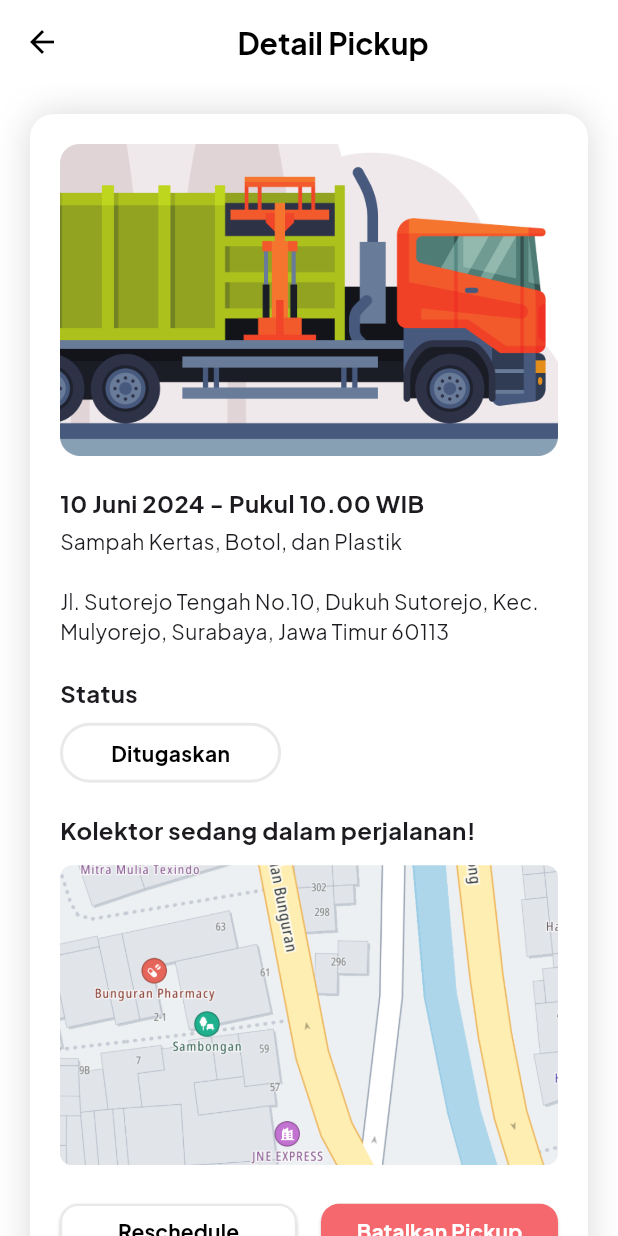
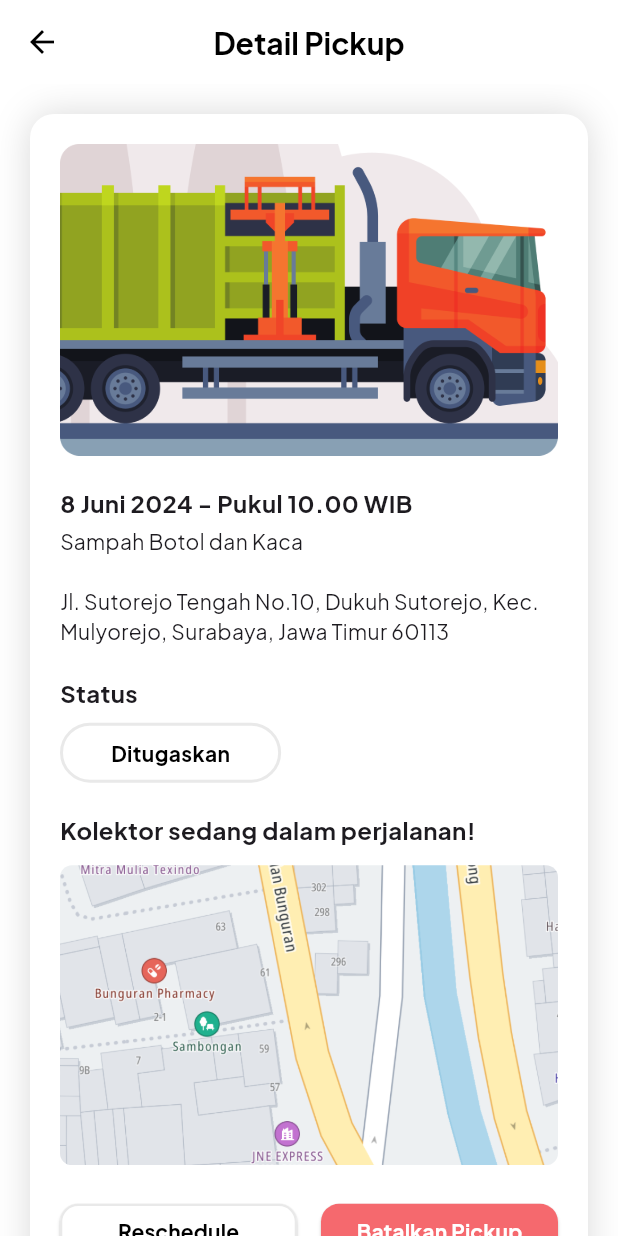
Before and after one commit to mhmdrazn/BuangBijak, a Flutter app: the LandingPickup screen opened by its route, after a tap on "Selengkapnya", on a phone screen of 412 x 824 dp. Run offline on Flutter 3.47's test engine with Material 3 defaults, Android fonts, the phone set to English and light mode, and no system bars; our stand-ins replace cloud_firestore, firebase_auth, firebase_core, logger; accounts and stored records are empty.

Commit message:
feat: integrate detail pickup

```diff
--- a/lib/screens/detail_pickup.dart
+++ b/lib/screens/detail_pickup.dart
@@ -4,7 +4,20 @@ import '../widgets/button.dart';
 import '../widgets/pickup_status.dart';
 
 class DetailPickup extends StatelessWidget {
-  const DetailPickup({super.key});
+  const DetailPickup({
+    super.key,
+    required this.status,
+    required this.time,
+    required this.date,
+    required this.wasteType,
+    required this.address,
+  });
+
+  final String status;
+  final String time;
+  final String date;
+  final String wasteType;
+  final String address;
 
   @override
   Widget build(BuildContext context) {
@@ -21,23 +34,16 @@ class DetailPickup extends StatelessWidget {
           },
         ),
         title: Padding(
-            padding: const EdgeInsets.only(top: 24.0, bottom: 24.0),
-            child: Row(
-              mainAxisAlignment: MainAxisAlignment.center,
-              children: [
-                Text(
+          padding: const EdgeInsets.symmetric(vertical: 24.0),
+          child: Text(
             'Detail Pickup',
             style: bold20.copyWith(color: black),
             textAlign: TextAlign.center,
           ),
-                const SizedBox(width: 24)
-              ],
-            ),
         ),
       ),
       body: SingleChildScrollView(
-          child:
-            ConstrainedBox(
+        child: ConstrainedBox(
           constraints: const BoxConstraints(maxWidth: 600),
           child: Padding(
             padding: const EdgeInsets.all(20.0),
@@ -71,13 +77,13 @@ class DetailPickup extends StatelessWidget {
                       crossAxisAlignment: CrossAxisAlignment.start,
                       children: [
                         Text(
-                            '10 Juni 2024 - Pukul 10.00 WIB',
+                          '$date - Pukul $time',
                           style: bold16,
                           textAlign: TextAlign.left,
                         ),
                         const SizedBox(height: 4.0),
                         Text(
-                            'Sampah Kertas, Botol, dan Plastik',
+                          wasteType,
                           style: regular14,
                           textAlign: TextAlign.left,
                         ),
@@ -87,14 +93,14 @@ class DetailPickup extends StatelessWidget {
                     const SizedBox(height: 20.0),
 
                     Text(
-                        'Jl. Sutorejo Tengah No.10, Dukuh Sutorejo, Kec. Mulyorejo, Surabaya, Jawa Timur 60113',
+                      address,
                       style: regular14,
                       textAlign: TextAlign.left,
                     ),
 
                     const SizedBox(height: 20.0),
 
-                      const PickupStatus(status: 'Ditugaskan'),
+                    PickupStatus(status: status),
                     const SizedBox(height: 20.0),
 
                     Column(
@@ -102,25 +108,27 @@ class DetailPickup extends StatelessWidget {
                       children: [
                         Text(
                           'Kolektor sedang dalam perjalanan!',
-                            style: bold16
+                          style: bold16,
                         ),
                         Padding(
                           padding: const EdgeInsets.symmetric(vertical: 12.0),
                           child: ClipRRect(
                             borderRadius: BorderRadius.circular(8.0),
-                              child: Image.asset('assets/images/maps.png', height: 200, fit: BoxFit.cover),
-                            )
+                            child: Image.asset('assets/images/maps.png',
+                                height: 200, fit: BoxFit.cover),
+                          ),
                         ),
                       ],
                     ),
 
                     const SizedBox(height: 8.0),
 
+                    if (status != 'Selesai' && status != 'Dibatalkan')
                       Row(
                         mainAxisAlignment: MainAxisAlignment.spaceEvenly,
                         children: [
-                          Expanded(child:
-                            Button(
+                          Expanded(
+                            child: Button(
                               text: 'Reschedule',
                               color: white,
                               borderColor: grey3,
@@ -129,14 +137,21 @@ class DetailPickup extends StatelessWidget {
                                 Navigator.pushReplacement(
                                   context,
                                   MaterialPageRoute(
-                                    builder: (context) => const DetailPickup(),
+                                    builder: (context) => DetailPickup(
+                                      status: 'Ditugaskan',
+                                      time: time,
+                                      date: date,
+                                      wasteType: wasteType,
+                                      address: address,
+                                    ),
                                   ),
                                 );
-                            },),
+                              },
+                            ),
                           ),
                           const SizedBox(width: 16.0),
-                          Expanded(child:
-                            Button(
+                          Expanded(
+                            child: Button(
                               text: 'Batalkan Pickup',
                               color: red,
                               textColor: white,
@@ -144,22 +159,27 @@ class DetailPickup extends StatelessWidget {
                                 Navigator.pushReplacement(
                                   context,
                                   MaterialPageRoute(
-                                    builder: (context) => const DetailPickup(),
+                                    builder: (context) => DetailPickup(
+                                      status: 'Dibatalkan',
+                                      time: time,
+                                      date: date,
+                                      wasteType: wasteType,
+                                      address: address,
+                                    ),
                                   ),
                                 );
-                            },),
-                          )
-
+                              },
+                            ),
+                          ),
                         ],
                       )
                   ],
                 ),
               ),
             ),
-            )
           ),
-        )
-
+        ),
+      ),
     );
   }
 }
--- a/lib/screens/landing_pickup.dart
+++ b/lib/screens/landing_pickup.dart
@@ -152,7 +152,13 @@ class LandingPickup extends StatelessWidget {
                             Navigator.push(
                               context,
                               MaterialPageRoute(
-                                builder: (context) => const DetailPickup(),
+                                builder: (context) => DetailPickup(
+                                  status: 'Ditugaskan', // Replace with actual status if dynamic
+                                  time: '10.00 WIB',
+                                  date: '8 Juni 2024',
+                                  wasteType: 'Sampah Botol dan Kaca',
+                                  address: 'Jl. Sutorejo Tengah No.10, Dukuh Sutorejo, Kec. Mulyorejo, Surabaya, Jawa Timur 60113',
+                                ),
                               ),
                             );
                           },
--- a/lib/widgets/history_card.dart
+++ b/lib/widgets/history_card.dart
@@ -1,5 +1,7 @@
 import 'package:flutter/material.dart';
 import '../theme.dart';
+import '../widgets/button.dart';
+import '../screens/detail_pickup.dart';
 
 class HistoryCard extends StatelessWidget {
   final String time;
@@ -67,6 +69,26 @@ class HistoryCard extends StatelessWidget {
                 Text(wasteType, style: regular14),
                 const SizedBox(height: 20),
                 Text(address, style: regular14),
+                const SizedBox(height: 20),
+                Button(
+                  text: 'Selengkapnya',
+                  color: green,
+                  textColor: black,
+                  onPressed: () {
+                    Navigator.push(
+                      context,
+                      MaterialPageRoute(
+                        builder: (context) => DetailPickup(
+                          status: status,
+                          time: time,
+                          date: date,
+                          wasteType: wasteType,
+                          address: address,
+                        ),
+                      ),
+                    );
+                  },
+                ),
               ],
             ),
         ),
--- a/lib/widgets/pickup_status.dart
+++ b/lib/widgets/pickup_status.dart
@@ -11,6 +11,29 @@ class PickupStatus extends StatelessWidget {
 
   @override
   Widget build(BuildContext context) {
+    Color getStatusColor() {
+      switch (status) {
+        case 'Dibatalkan':
+          return red;
+        case 'Ditugaskan':
+          return white;
+        case 'Selesai':
+          return green;
+        default:
+          return grey3;
+      }
+    }
+
+    Color getTextColor() {
+      return status == 'Dibatalkan' ? Colors.white : black;
+    }
+
+    Border? getStatusBorder() {
+      return status == 'Ditugaskan'
+          ? Border.all(color: grey3, width: 2)
+          : null;
+    }
+
     return Column(
       crossAxisAlignment: CrossAxisAlignment.start,
       children: [
@@ -25,13 +48,13 @@ class PickupStatus extends StatelessWidget {
             horizontal: 32.0,
           ),
           decoration: BoxDecoration(
-          color: status == 'Dibatalkan' ? red : status == 'Ditugaskan' ? white : green,
-          border: status == 'Ditugaskan' ? Border.all(color: grey3, width: 2) : null,
+            color: getStatusColor(),
+            border: getStatusBorder(),
             borderRadius: BorderRadius.circular(99.0),
           ),
           child: Text(
-          'Ditugaskan',
-          style: bold14.copyWith(color: status == 'Dibatalkan' ? Colors.white : black),
+            status,
+            style: bold14.copyWith(color: getTextColor()),
           ),
         ),
       ],
```
Also changed, not shown: lib/routes/routes.dart (+21 -1 lines), lib/widgets/jadwal_card.dart (+7 -1 lines). Lines whose indentation alone changed are shown as unchanged.
